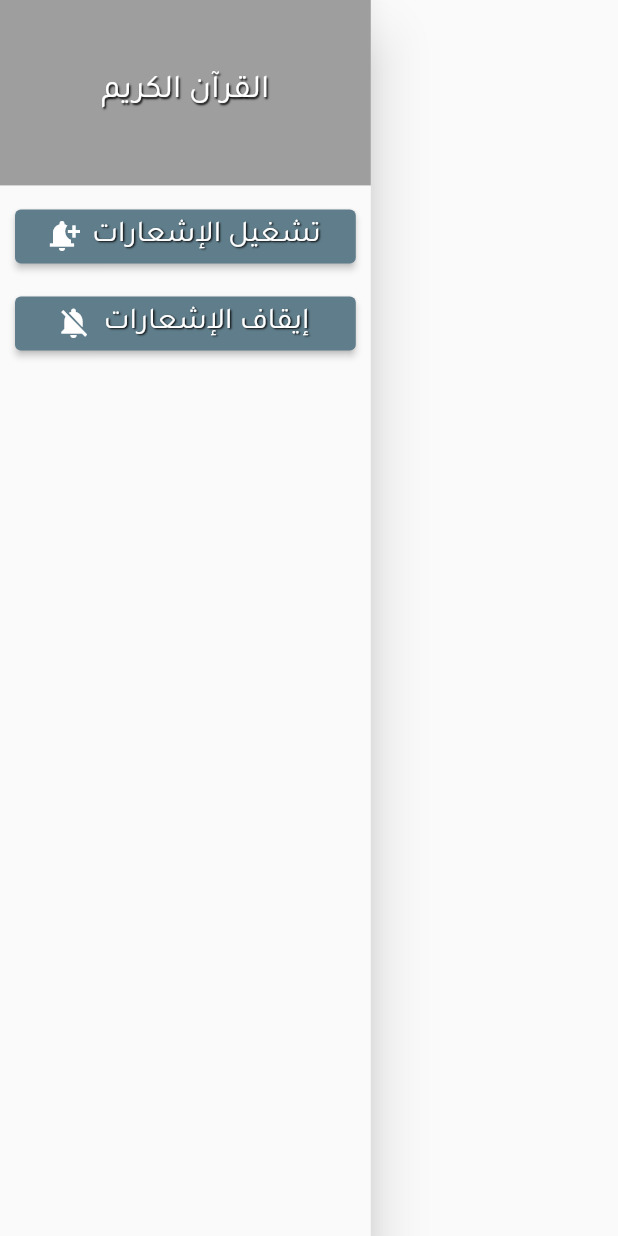
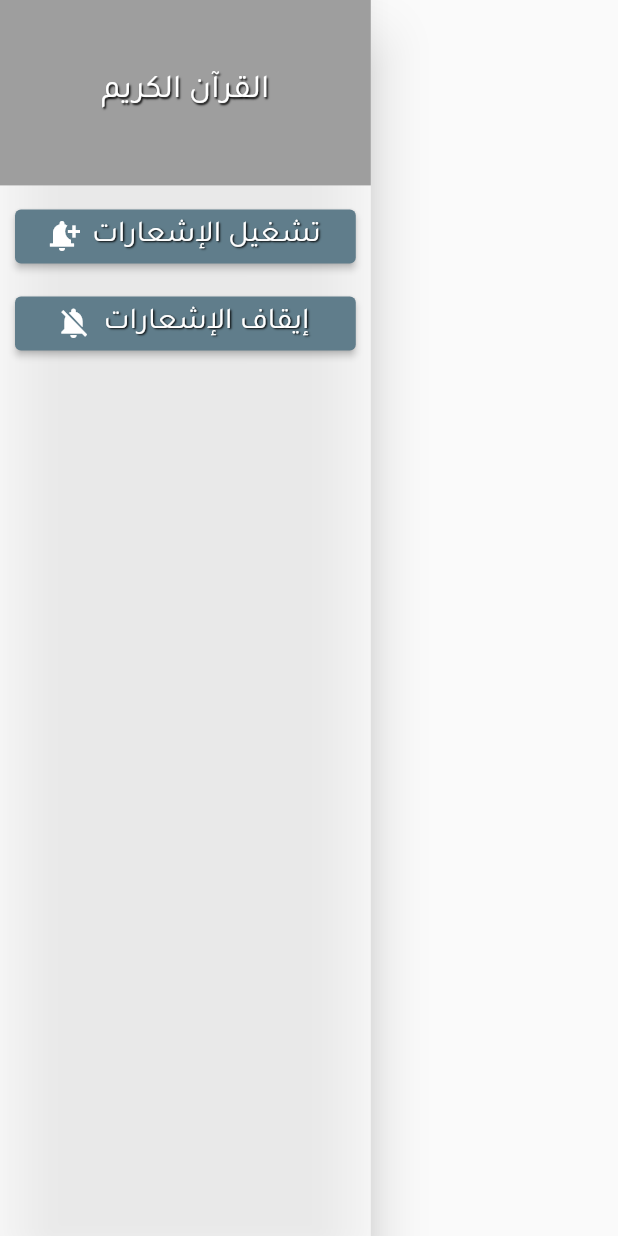
Before and after one commit to AhmedHWally/al-quran-app, a Flutter app: the CustomDrawer widget shown alone on an empty page, opened directly with empty values, on a phone screen of 412 x 824 dp. Run offline on Flutter 3.47's test engine with Material 2 defaults, Android fonts, the phone set to English and light mode, and no system bars; our stand-ins replace flutter_local_notifications, flutter_native_splash, shared_preferences; missing offline and left inert: arabic_numbers; accounts and stored records are empty.

Commit message:
changing the drawer background color

```diff
--- a/lib/screens/custom_drawer.dart
+++ b/lib/screens/custom_drawer.dart
@@ -15,6 +15,7 @@ class _CustomDrawerState extends State<CustomDrawer> {
     final height = MediaQuery.of(context).size.height;
     final width = MediaQuery.of(context).size.width;
     return Drawer(
+      backgroundColor: Colors.white70,
       width: width * 0.6,
       child: Column(children: [
         Container(
```
Also changed, not shown: pubspec.lock.
